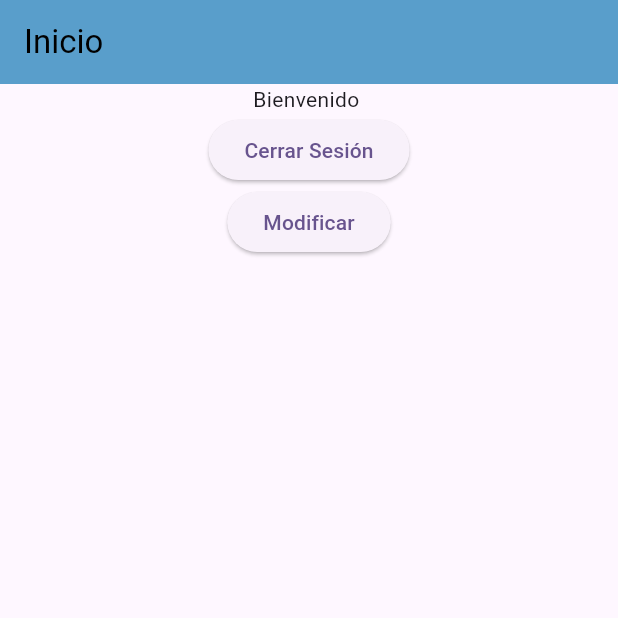
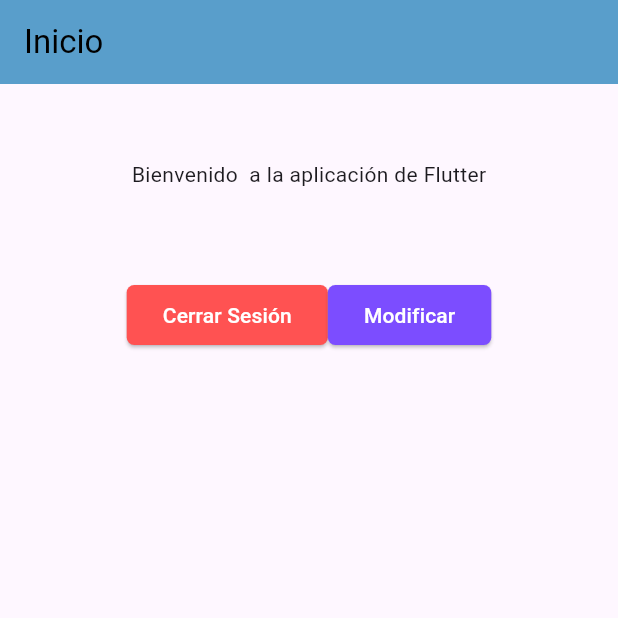
Before and after one commit to IvanRS9/nav, a Flutter app: the Home screen opened directly, on a phone screen of 412 x 824 dp, the top half of it. Run offline on Flutter 3.47's test engine with Material 3 defaults, Android fonts, the phone set to English and light mode, and no system bars; our stand-ins replace shared_preferences; missing offline and left inert: dart:js; accounts and stored records are empty.

Commit message:
Login - Home

```diff
--- a/lib/home.dart
+++ b/lib/home.dart
@@ -38,7 +38,16 @@ class _HomeState extends State<Home> {
         child: Center(
           child: Column(
             children: <Widget>[
-              Text('Bienvenido $_usuario'),
+              Container(
+                margin: const EdgeInsets.only(top: 50, bottom: 30),
+                child: Text('Bienvenido $_usuario a la aplicación de Flutter'),
+                //
+              ),
+              Container(
+                margin: const EdgeInsets.only(top: 30),
+                child: Row(
+                  mainAxisAlignment: MainAxisAlignment.center,
+                  children: <Widget>[
                     ElevatedButton(
                         onPressed: () async {
                           final prefs = await SharedPreferences.getInstance();
@@ -47,13 +56,31 @@ class _HomeState extends State<Home> {
                           Navigator.push(context,
                               MaterialPageRoute(builder: (context) => MyApp()));
                         },
-                  child: Text("Cerrar Sesión")),
+                        child: Text(
+                          "Cerrar Sesión",
+                          style: TextStyle(color: Colors.white),
+                        ),
+                        style: ElevatedButton.styleFrom(
+                            backgroundColor: Colors.redAccent,
+                            shape: RoundedRectangleBorder(
+                                borderRadius: BorderRadius.circular(5)))),
                     ElevatedButton(
                         onPressed: () async {
                           Navigator.push(context,
                               MaterialPageRoute(builder: (context) => Info()));
                         },
-                  child: Text("Modificar"))
+                        child: Text(
+                          "Modificar",
+                          style: TextStyle(color: Colors.white),
+                        ),
+                        style: ElevatedButton.styleFrom(
+                          backgroundColor: Colors.deepPurpleAccent,
+                          shape: RoundedRectangleBorder(
+                              borderRadius: BorderRadius.circular(5)),
+                        ))
+                  ],
+                ),
+              ),
             ],
           ),
         ),
```
Also changed, not shown: lib/main.dart (+39 -7 lines). Lines whose indentation alone changed are shown as unchanged.
